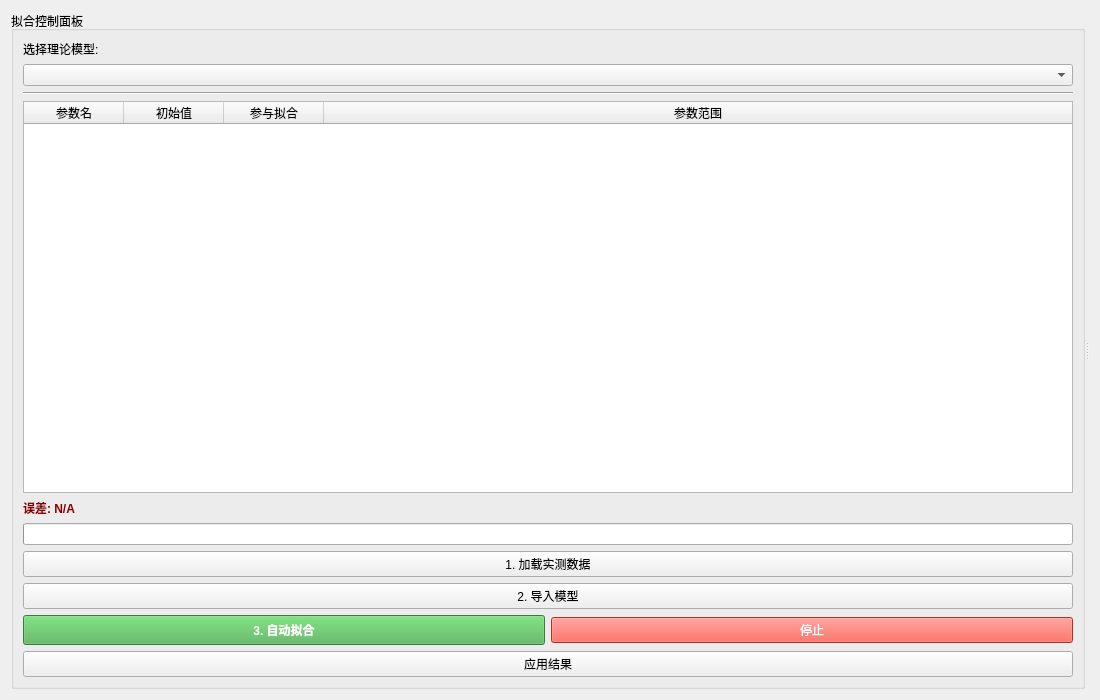
Above: fittingwidget.ui from Luqinghao1/WT1204 before the change. Below: the same form after it.
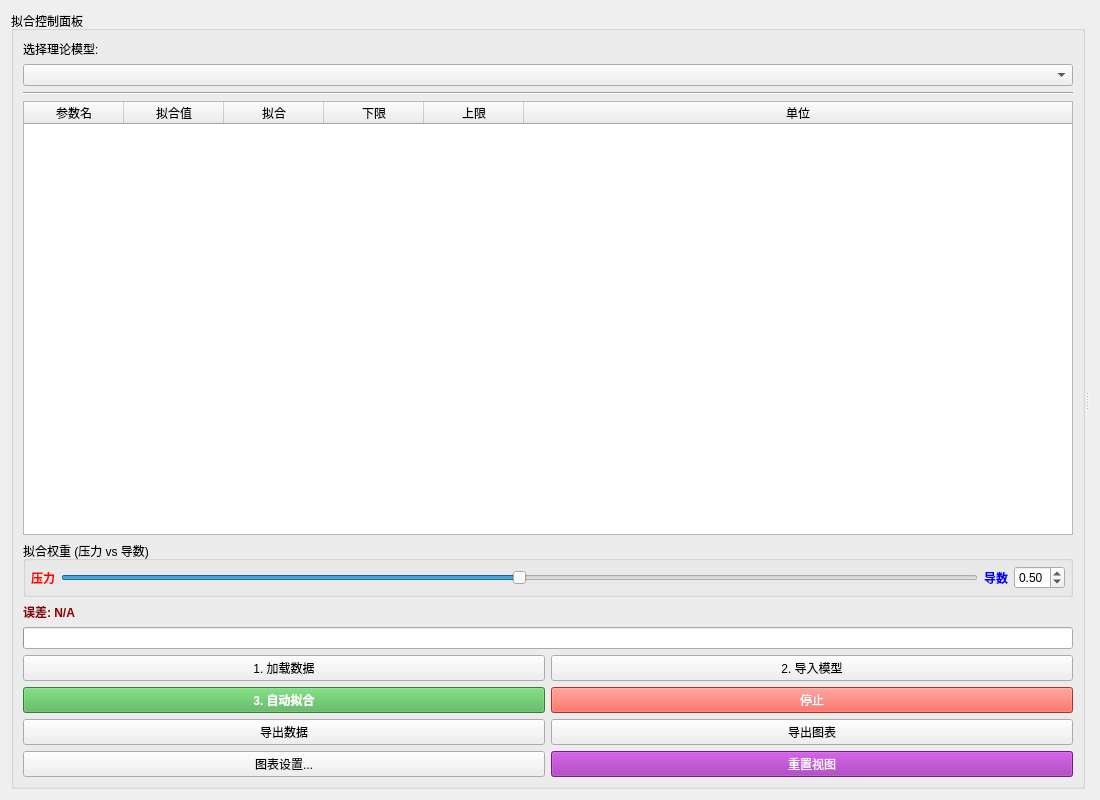
That is the form after the change.

Patch:
```diff
--- a/fittingwidget.ui
+++ b/fittingwidget.ui
@@ -7,7 +7,7 @@
     <x>0</x>
     <y>0</y>
     <width>1100</width>
-    <height>700</height>
+    <height>800</height>
    </rect>
   </property>
   <property name="windowTitle">
@@ -50,7 +50,7 @@
        <item>
         <widget class="QTableWidget" name="tableParams">
          <property name="columnCount">
-          <number>4</number>
+          <number>6</number>
          </property>
          <attribute name="horizontalHeaderStretchLastSection">
           <bool>true</bool>
@@ -62,22 +62,104 @@
          </column>
          <column>
           <property name="text">
-           <string>初始值</string>
+           <string>拟合值</string>
           </property>
          </column>
          <column>
           <property name="text">
-           <string>参与拟合</string>
+           <string>拟合</string>
           </property>
          </column>
          <column>
           <property name="text">
-           <string>参数范围</string>
+           <string>下限</string>
           </property>
          </column>
+         <column>
+          <property name="text">
+           <string>上限</string>
+          </property>
+         </column>
+         <column>
+          <property name="text">
+           <string>单位</string>
+          </property>
+          <property name="toolTip">
+           <string>参数单位</string>
+          </property>
+         </column>
         </widget>
        </item>
-
+       <item>
+        <widget class="QGroupBox" name="grpWeight">
+         <property name="title">
+          <string>拟合权重 (压力 vs 导数)</string>
+         </property>
+         <layout class="QHBoxLayout" name="horizontalLayout_Weight">
+          <property name="leftMargin">
+           <number>5</number>
+          </property>
+          <property name="topMargin">
+           <number>5</number>
+          </property>
+          <property name="rightMargin">
+           <number>5</number>
+          </property>
+          <property name="bottomMargin">
+           <number>5</number>
+          </property>
+          <item>
+           <widget class="QLabel" name="label_WP">
+            <property name="text">
+             <string>压力</string>
+            </property>
+            <property name="styleSheet">
+             <string notr="true">color: red; font-weight: bold;</string>
+            </property>
+           </widget>
+          </item>
+          <item>
+           <widget class="QSlider" name="sliderWeight">
+            <property name="maximum">
+             <number>100</number>
+            </property>
+            <property name="value">
+             <number>50</number>
+            </property>
+            <property name="orientation">
+             <enum>Qt::Horizontal</enum>
+            </property>
+           </widget>
+          </item>
+          <item>
+           <widget class="QLabel" name="label_WD">
+            <property name="text">
+             <string>导数</string>
+            </property>
+            <property name="styleSheet">
+             <string notr="true">color: blue; font-weight: bold;</string>
+            </property>
+           </widget>
+          </item>
+          <item>
+           <widget class="QDoubleSpinBox" name="spinWeight">
+            <property name="toolTip">
+             <string>压力权重值 (0~1)，导数权重自动为 (1-值)</string>
+            </property>
+            <property name="maximum">
+             <double>1.000000000000000</double>
+            </property>
+            <property name="singleStep">
+             <double>0.050000000000000</double>
+            </property>
+            <property name="value">
+             <double>0.500000000000000</double>
+            </property>
+           </widget>
+          </item>
+         </layout>
+        </widget>
+       </item>
        <item>
         <layout class="QHBoxLayout" name="horizontalLayout_Status">
          <item>
@@ -106,14 +188,14 @@
 
        <item>
         <layout class="QGridLayout" name="gridLayout_Btns">
-         <item row="0" column="0" colspan="2">
+         <item row="0" column="0">
           <widget class="QPushButton" name="btnLoadData">
            <property name="text">
-            <string>1. 加载实测数据</string>
+            <string>1. 加载数据</string>
            </property>
           </widget>
          </item>
-         <item row="1" column="0" colspan="2">
+         <item row="0" column="1">
           <widget class="QPushButton" name="btnImportModel">
            <property name="text">
             <string>2. 导入模型</string>
@@ -123,17 +205,18 @@
            </property>
           </widget>
          </item>
-         <item row="2" column="0">
+
+         <item row="1" column="0">
           <widget class="QPushButton" name="btnRunFit">
            <property name="styleSheet">
-            <string notr="true">background-color: #4CAF50; color: white; font-weight: bold; padding: 5px;</string>
+            <string notr="true">background-color: #4CAF50; color: white; font-weight: bold;</string>
            </property>
            <property name="text">
             <string>3. 自动拟合</string>
            </property>
           </widget>
          </item>
-         <item row="2" column="1">
+         <item row="1" column="1">
           <widget class="QPushButton" name="btnStop">
            <property name="styleSheet">
             <string notr="true">background-color: #F44336; color: white;</string>
@@ -143,14 +226,41 @@
            </property>
           </widget>
          </item>
-         <item row="3" column="0" colspan="2">
-          <widget class="QPushButton" name="btnApplyResult">
+
+         <item row="2" column="0">
+          <widget class="QPushButton" name="btnExportData">
            <property name="text">
-            <string>应用结果</string>
+            <string>导出数据</string>
            </property>
           </widget>
          </item>
-        </layout>
+         <item row="2" column="1">
+          <widget class="QPushButton" name="btnExportChart">
+           <property name="text">
+            <string>导出图表</string>
+           </property>
+          </widget>
+         </item>
+
+         <item row="3" column="0">
+          <widget class="QPushButton" name="btnChartSettings">
+           <property name="text">
+            <string>图表设置...</string>
+           </property>
+          </widget>
+         </item>
+         <item row="3" column="1">
+          <widget class="QPushButton" name="btnResetView">
+           <property name="styleSheet">
+            <string notr="true">background-color: #9C27B0; color: white;</string>
+           </property>
+           <property name="text">
+            <string>重置视图</string>
+           </property>
+          </widget>
+         </item>
+
+         </layout>
        </item>
       </layout>
      </widget>
```
Left out of the diff: 25 changed lines with no effect on the pictures.
